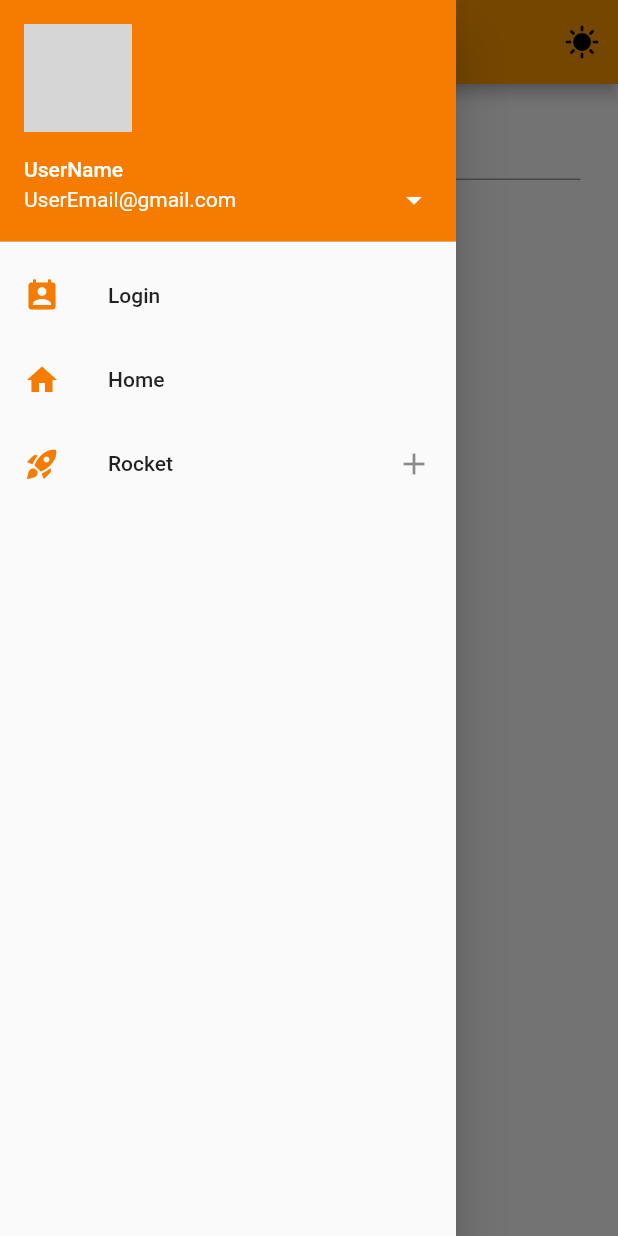
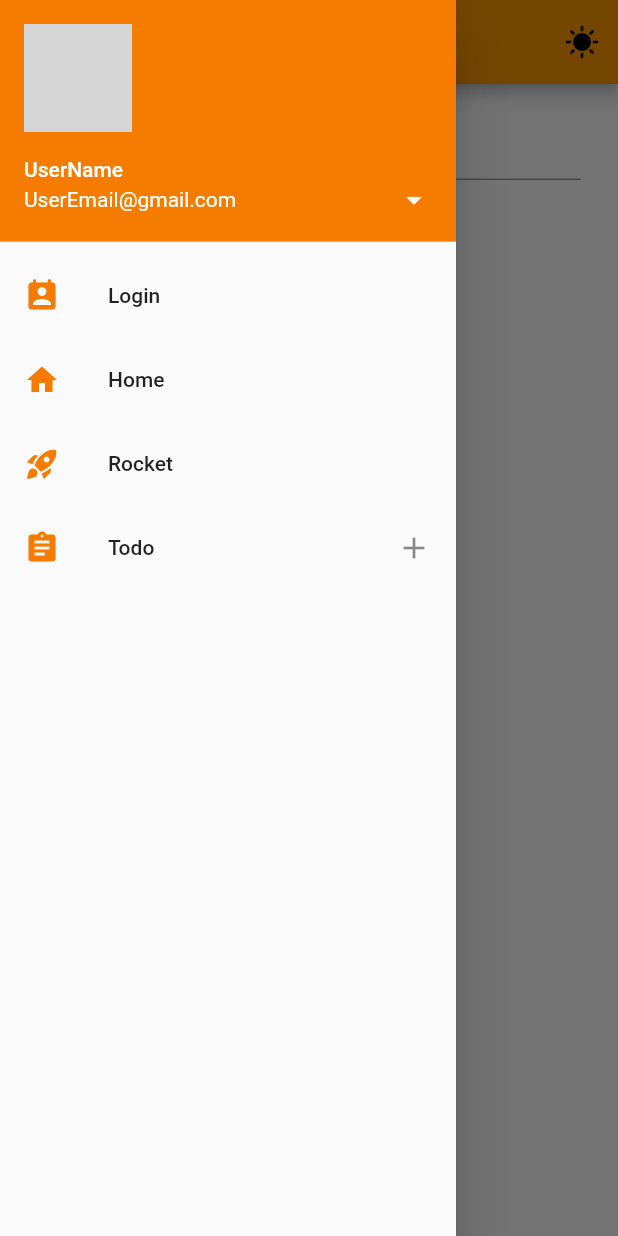
Before and after one commit to GDSC-SKHU/3Team-HaetNim-Mobile, a Flutter app: the screen it shows after launch, with the side drawer open, on a phone screen of 412 x 824 dp. Run offline on Flutter 3.47's test engine with Material 2 defaults, Android fonts, the phone set to English and light mode, and no system bars; our stand-ins replace syncfusion_flutter_datepicker; grey boxes are pictures that could not be loaded.

Commit message:
Update main.dart
Add Todo

```diff
--- a/lib/main.dart
+++ b/lib/main.dart
@@ -1,7 +1,9 @@
 import 'package:flutter/material.dart';
 import 'package:untitled1/login.dart';
-// import 'package:untitled1/todo.dart';
+import 'package:untitled1/todo_example.dart';
 import 'table_calender.dart';
+
+
 
 void main() => runApp(MaterialApp(
   debugShowCheckedModeBanner: false,
@@ -22,11 +24,6 @@ class MyHomePage extends StatefulWidget {
 
 
 class _MyHomePageState extends State<MyHomePage> {
-  final TextEditingController _DataTimeEditingController = TextEditingController();
-  final TextEditingController _EstimatedEditingController = TextEditingController();
-
-  DateTime? tempPickedDate;
-
   @override
   Widget build(BuildContext context) {
     return Scaffold(
@@ -79,7 +76,15 @@ class _MyHomePageState extends State<MyHomePage> {
               title: Text('Rocket'),
               onTap: (){
                 // Navigator.push(context, MaterialPageRoute(
-                //   builder: (context) => RocketPage())),
+                //   builder: (context) => RocketPage()));
+              },
+            ),
+            ListTile(
+              leading: Icon(Icons.assignment, color: Colors.orange[700]),
+              title: Text('Todo'),
+              onTap: (){
+                Navigator.push(context, MaterialPageRoute(
+                  builder: (context) => TodoPage()));
               },
               trailing: Icon(Icons.add),
             ),
```
